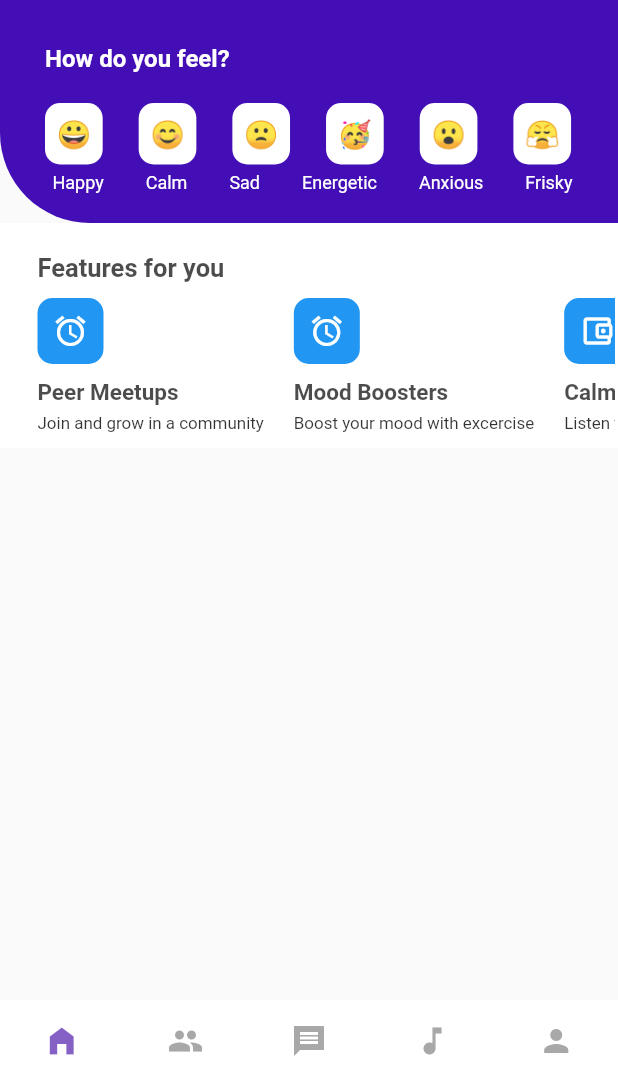
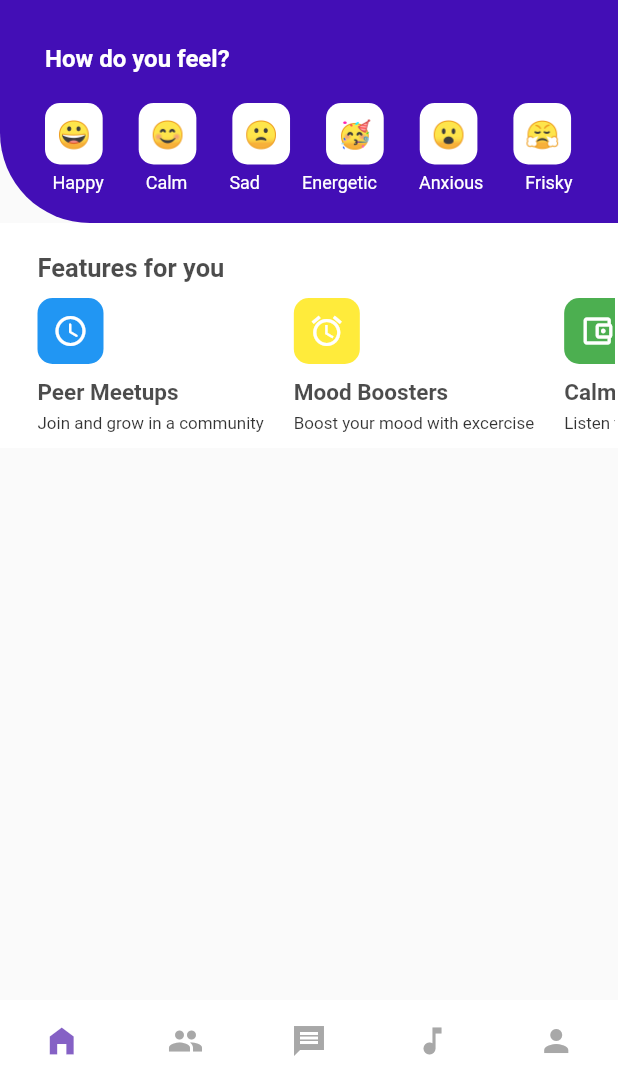
Before and after one commit to jaymesC/safeplace-social-app, a Flutter app: the screen it shows after launch, on a phone screen of 412 x 824 dp, the part 152-1236 px from its top. Run offline on Flutter 3.47's test engine with Material 2 defaults, Android fonts, the phone set to English and light mode, and no system bars; our stand-ins replace flutter_spinkit, font_awesome_flutter.

Commit message:
updated homepage

```diff
--- a/lib/pages/home_page.dart
+++ b/lib/pages/home_page.dart
@@ -123,9 +123,14 @@ class HomePage extends StatelessWidget {
       'Listen to calm & soothen songs'
     ];
     final List<IconData> icons = <IconData>[
-      Icons.access_alarm_outlined,
+      Icons.access_time_rounded,
       Icons.access_alarm_outlined,
       Icons.account_balance_wallet_outlined,
+    ];
+    final List<Color> colors = <Color>[
+      Colors.blue,
+      Colors.yellow,
+      Colors.green,
     ];
 
     return Container(
@@ -170,6 +175,7 @@ class HomePage extends StatelessWidget {
                           children: [
                             FeatureCard(
                               icon: icons[index],
+                              backgroundColor: colors[index],
                             ),
                             SizedBox(height: 10),
                             Text(features[index],
--- a/lib/widgets/feature_card.dart
+++ b/lib/widgets/feature_card.dart
@@ -3,8 +3,9 @@ import 'package:flutter/material.dart';
 class FeatureCard extends StatelessWidget {
   final IconData icon;
   final Color? iconColor;
+  final Color backgroundColor;
   const FeatureCard(
-      {Key? key, required this.icon, this.iconColor = Colors.white})
+      {Key? key, required this.icon, this.iconColor = Colors.white, required this.backgroundColor})
       : super(key: key);
 
   @override
@@ -12,7 +13,7 @@ class FeatureCard extends StatelessWidget {
     return Container(
       padding: const EdgeInsets.fromLTRB(10, 10, 10, 10),
       decoration: BoxDecoration(
-          color: Colors.blue, borderRadius: BorderRadius.circular(10)),
+          color: backgroundColor, borderRadius: BorderRadius.circular(10),),
       child: Icon(icon, color: iconColor),
     );
   }
```
